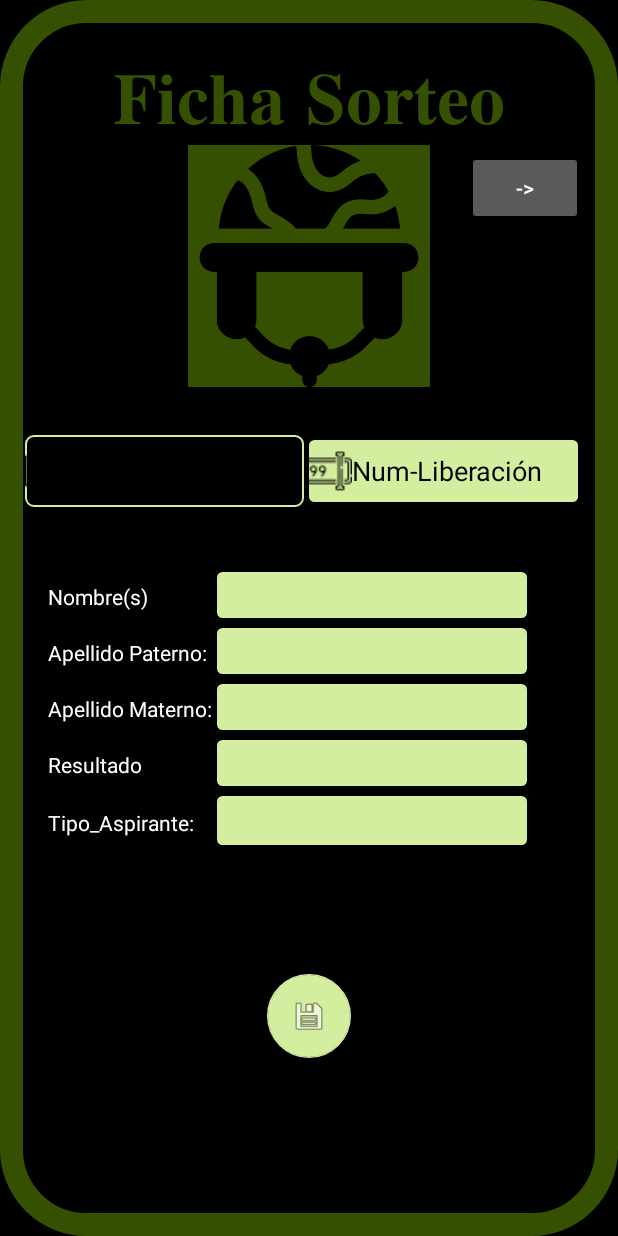
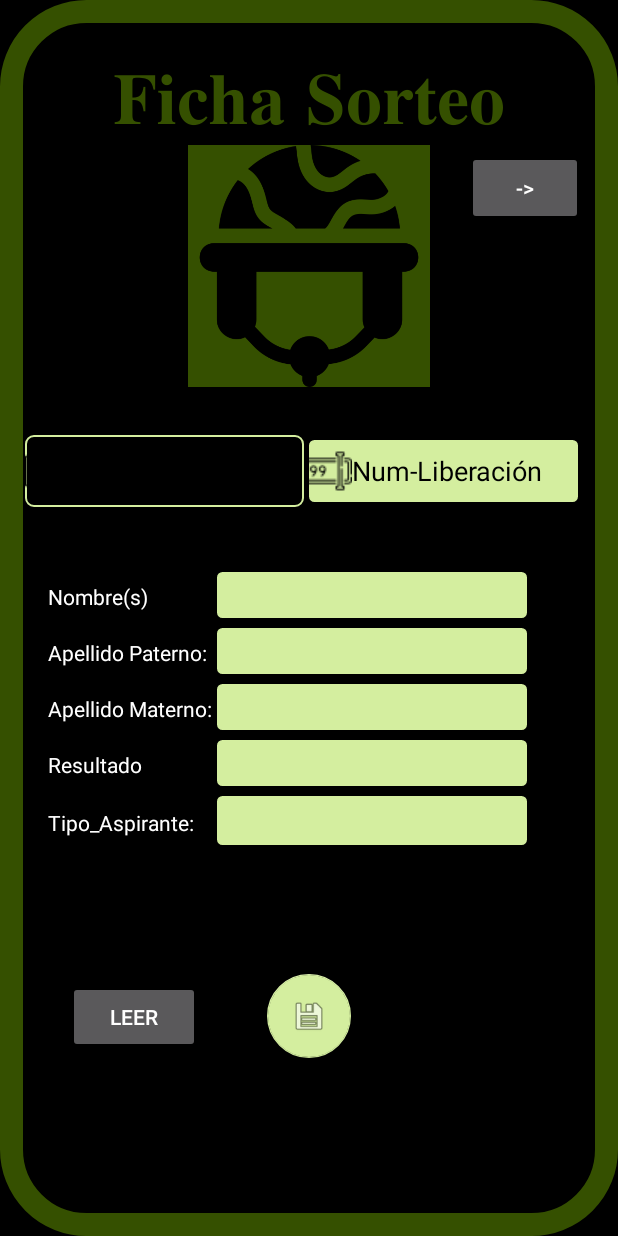
Before and after one commit to SanchezOscarAbdiel/SorteoSMN, an Android app: the layout activity_sorteo.xml on its own in the app's theme, with its tools: preview values and no code run, on a phone screen of 412 x 824 dp. Run offline under Robolectric (Android 15) with nearby library versions, the phone set to English and light mode, and no system bars; network calls fail.

```diff
--- a/app/src/main/res/layout/activity_sorteo.xml
+++ b/app/src/main/res/layout/activity_sorteo.xml
@@ -182,7 +182,7 @@
         </TableLayout>
 
         <com.google.android.material.floatingactionbutton.FloatingActionButton
-            android:id="@+id/floatingActionButton"
+            android:id="@+id/btSave"
             android:layout_width="wrap_content"
             android:layout_height="wrap_content"
             android:layout_marginStart="177dp"
@@ -221,6 +221,18 @@
             android:text="->"
             app:layout_constraintEnd_toEndOf="parent"
             app:layout_constraintTop_toBottomOf="@+id/textView24" />
+
+        <Button
+            android:id="@+id/btRead"
+            android:layout_width="wrap_content"
+            android:layout_height="wrap_content"
+            android:layout_marginTop="29dp"
+            android:layout_marginBottom="77dp"
+            android:text="Leer"
+            app:layout_constraintBottom_toBottomOf="parent"
+            app:layout_constraintEnd_toStartOf="@+id/btSave"
+            app:layout_constraintStart_toStartOf="parent"
+            app:layout_constraintTop_toBottomOf="@+id/tableLayout" />
     </androidx.constraintlayout.widget.ConstraintLayout>
 
 </androidx.constraintlayout.widget.ConstraintLayout>
```
Also changed, not shown: app/src/main/java/com/example/sorteosmn/sorteo.java (+102 -0 lines).
